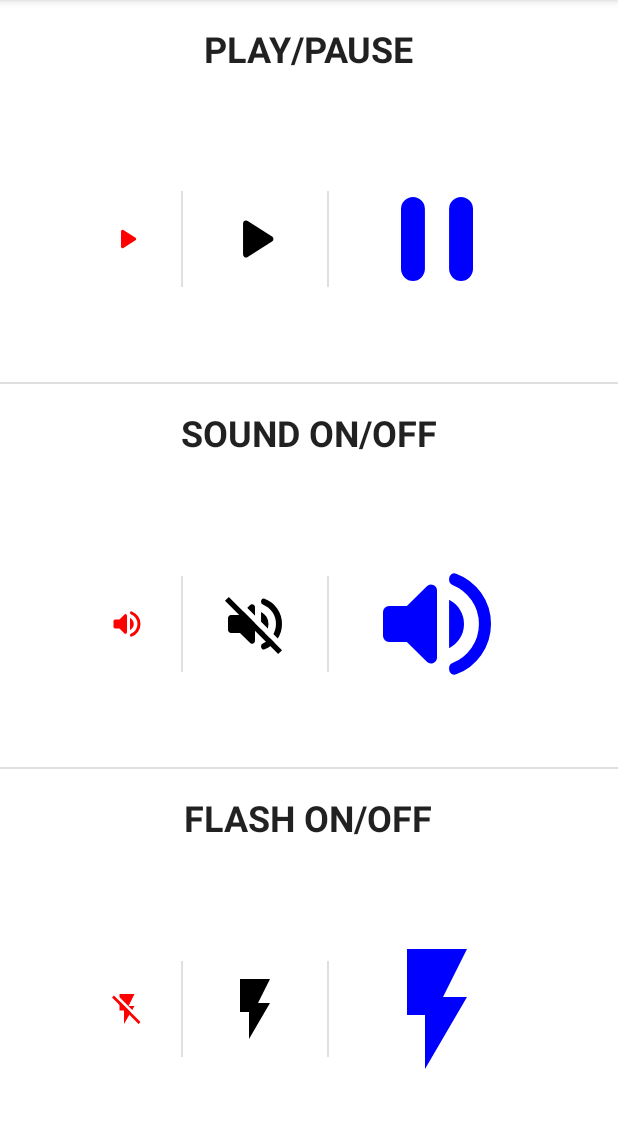
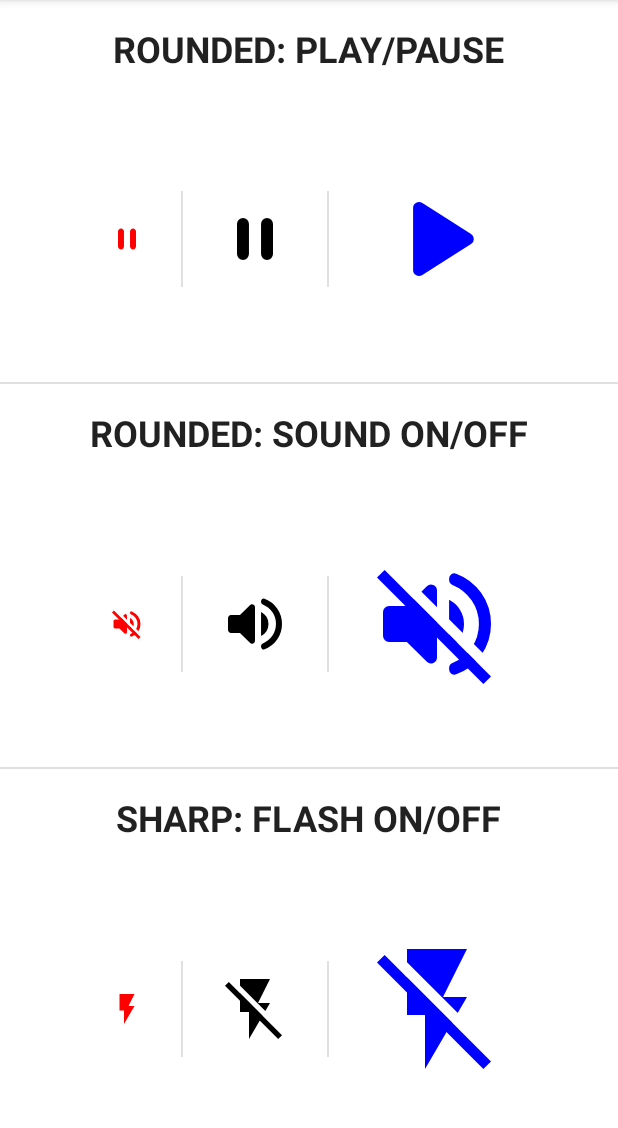
Before and after one commit to ozgurg/ToggleIconView, an Android app: the screen it shows after launch (MainActivity), on a phone screen of 412 x 824 dp, the part 84-1212 px from its top. Run offline under Robolectric (Android 15) with nearby library versions, the phone set to English and light mode, and no system bars.

Commit message:
Rename demos according to their variants

```diff
--- a/sample/src/main/res/layout/activity_main.xml
+++ b/sample/src/main/res/layout/activity_main.xml
@@ -6,7 +6,7 @@
     android:orientation="vertical">
 
     <include
-        layout="@layout/demo_play_pause"
+        layout="@layout/demo_rounded_play_pause"
         android:layout_width="match_parent"
         android:layout_height="0dp"
         android:layout_weight="1" />
@@ -16,7 +16,7 @@
         android:layout_height="1dp" />
 
     <include
-        layout="@layout/demo_sound_on_off"
+        layout="@layout/demo_rounded_sound_on_off"
         android:layout_width="match_parent"
         android:layout_height="0dp"
         android:layout_weight="1" />
@@ -26,7 +26,7 @@
         android:layout_height="1dp" />
 
     <include
-        layout="@layout/demo_flash_on_off"
+        layout="@layout/demo_sharp_flash_on_off"
         android:layout_width="match_parent"
         android:layout_height="0dp"
         android:layout_weight="1" />
--- a/sample/src/main/res/layout/demo_flash_on_off.xml
+++ b/sample/src/main/res/layout/demo_rounded_play_pause.xml
@@ -10,7 +10,7 @@
         android:layout_width="wrap_content"
         android:layout_height="wrap_content"
         android:padding="16dp"
-        android:text="Flash On/Off"
+        android:text="Rounded: Play/Pause"
         android:textAllCaps="true"
         android:textAppearance="@style/TextAppearance.AppCompat.Headline"
         android:textStyle="bold" />
@@ -22,20 +22,19 @@
         android:gravity="center"
         android:orientation="horizontal">
 
-        <og.android.lib.toggleiconview.sharp.FlashOnOff
+        <og.android.lib.toggleiconview.rounded.PlayPause
             android:id="@+id/playPause24"
             android:layout_width="24dp"
             android:layout_height="24dp"
             android:background="?android:attr/selectableItemBackgroundBorderless"
-            android:tint="#f00"
-            app:checked="true" />
+            android:tint="#f00" />
 
         <com.google.android.material.divider.MaterialDivider
             android:layout_width="1dp"
             android:layout_height="64dp"
             android:layout_marginHorizontal="24dp" />
 
-        <og.android.lib.toggleiconview.sharp.FlashOnOff
+        <og.android.lib.toggleiconview.rounded.PlayPause
             android:id="@+id/playPause48"
             android:layout_width="48dp"
             android:layout_height="48dp"
@@ -47,11 +46,12 @@
             android:layout_height="64dp"
             android:layout_marginHorizontal="24dp" />
 
-        <og.android.lib.toggleiconview.sharp.FlashOnOff
+        <og.android.lib.toggleiconview.rounded.PlayPause
             android:id="@+id/playPause96"
             android:layout_width="96dp"
             android:layout_height="96dp"
             android:background="?android:attr/selectableItemBackgroundBorderless"
-            android:tint="#00f" />
+            android:tint="#00f"
+            app:checked="true" />
     </LinearLayout>
 </LinearLayout>
--- a/sample/src/main/res/layout/demo_play_pause.xml
+++ b/sample/src/main/res/layout/demo_rounded_sound_on_off.xml
@@ -10,7 +10,7 @@
         android:layout_width="wrap_content"
         android:layout_height="wrap_content"
         android:padding="16dp"
-        android:text="Play/Pause"
+        android:text="Rounded: Sound On/Off"
         android:textAllCaps="true"
         android:textAppearance="@style/TextAppearance.AppCompat.Headline"
         android:textStyle="bold" />
@@ -22,8 +22,8 @@
         android:gravity="center"
         android:orientation="horizontal">
 
-        <og.android.lib.toggleiconview.rounded.PlayPause
-            android:id="@+id/playPause24"
+        <og.android.lib.toggleiconview.rounded.SoundOnOff
+            android:id="@+id/muteUnmute24"
             android:layout_width="24dp"
             android:layout_height="24dp"
             android:background="?android:attr/selectableItemBackgroundBorderless"
@@ -34,24 +34,24 @@
             android:layout_height="64dp"
             android:layout_marginHorizontal="24dp" />
 
-        <og.android.lib.toggleiconview.rounded.PlayPause
-            android:id="@+id/playPause48"
+        <og.android.lib.toggleiconview.rounded.SoundOnOff
+            android:id="@+id/muteUnmute48"
             android:layout_width="48dp"
             android:layout_height="48dp"
             android:background="?android:attr/selectableItemBackgroundBorderless"
-            android:tint="#000" />
+            android:tint="#000"
+            app:checked="true" />
 
         <com.google.android.material.divider.MaterialDivider
             android:layout_width="1dp"
             android:layout_height="64dp"
             android:layout_marginHorizontal="24dp" />
 
-        <og.android.lib.toggleiconview.rounded.PlayPause
-            android:id="@+id/playPause96"
+        <og.android.lib.toggleiconview.rounded.SoundOnOff
+            android:id="@+id/muteUnmute96"
             android:layout_width="96dp"
             android:layout_height="96dp"
             android:background="?android:attr/selectableItemBackgroundBorderless"
-            android:tint="#00f"
-            app:checked="true" />
+            android:tint="#00f" />
     </LinearLayout>
 </LinearLayout>
--- a/sample/src/main/res/layout/demo_sound_on_off.xml
+++ b/sample/src/main/res/layout/demo_sharp_flash_on_off.xml
@@ -10,7 +10,7 @@
         android:layout_width="wrap_content"
         android:layout_height="wrap_content"
         android:padding="16dp"
-        android:text="Sound On/Off"
+        android:text="Sharp: Flash On/Off"
         android:textAllCaps="true"
         android:textAppearance="@style/TextAppearance.AppCompat.Headline"
         android:textStyle="bold" />
@@ -22,24 +22,12 @@
         android:gravity="center"
         android:orientation="horizontal">
 
-        <og.android.lib.toggleiconview.rounded.SoundOnOff
-            android:id="@+id/muteUnmute24"
+        <og.android.lib.toggleiconview.sharp.FlashOnOff
+            android:id="@+id/playPause24"
             android:layout_width="24dp"
             android:layout_height="24dp"
             android:background="?android:attr/selectableItemBackgroundBorderless"
-            android:tint="#f00" />
-
-        <com.google.android.material.divider.MaterialDivider
-            android:layout_width="1dp"
-            android:layout_height="64dp"
-            android:layout_marginHorizontal="24dp" />
-
-        <og.android.lib.toggleiconview.rounded.SoundOnOff
-            android:id="@+id/muteUnmute48"
-            android:layout_width="48dp"
-            android:layout_height="48dp"
-            android:background="?android:attr/selectableItemBackgroundBorderless"
-            android:tint="#000"
+            android:tint="#f00"
             app:checked="true" />
 
         <com.google.android.material.divider.MaterialDivider
@@ -47,8 +35,20 @@
             android:layout_height="64dp"
             android:layout_marginHorizontal="24dp" />
 
-        <og.android.lib.toggleiconview.rounded.SoundOnOff
-            android:id="@+id/muteUnmute96"
+        <og.android.lib.toggleiconview.sharp.FlashOnOff
+            android:id="@+id/playPause48"
+            android:layout_width="48dp"
+            android:layout_height="48dp"
+            android:background="?android:attr/selectableItemBackgroundBorderless"
+            android:tint="#000" />
+
+        <com.google.android.material.divider.MaterialDivider
+            android:layout_width="1dp"
+            android:layout_height="64dp"
+            android:layout_marginHorizontal="24dp" />
+
+        <og.android.lib.toggleiconview.sharp.FlashOnOff
+            android:id="@+id/playPause96"
             android:layout_width="96dp"
             android:layout_height="96dp"
             android:background="?android:attr/selectableItemBackgroundBorderless"
```
